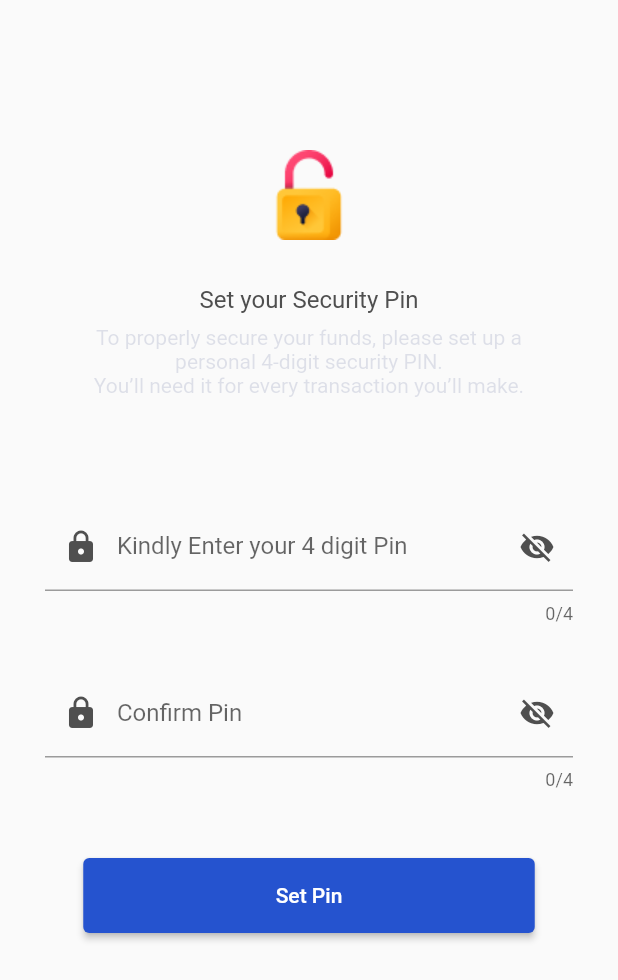
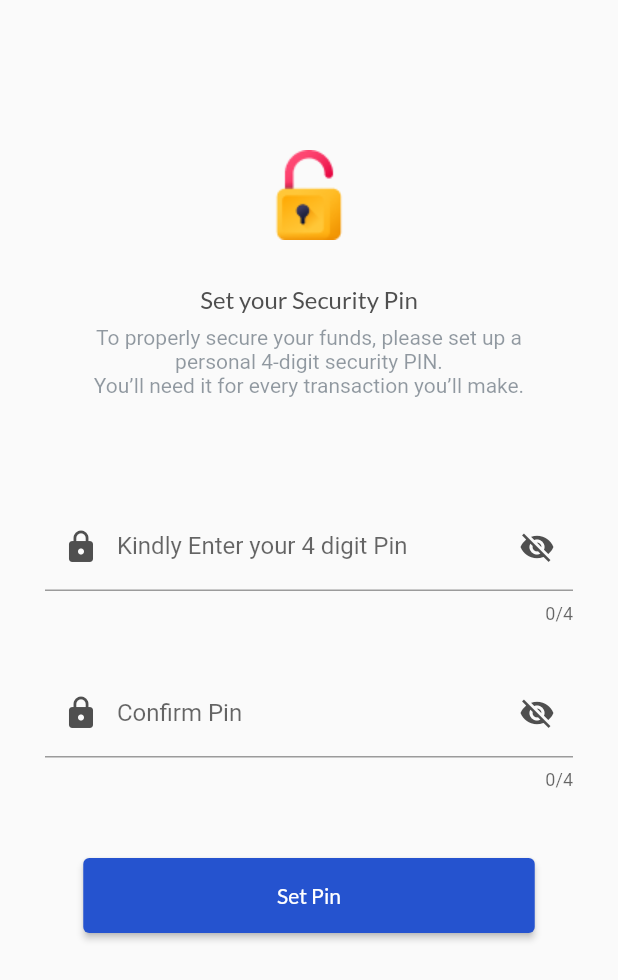
Before and after one commit to sobuur0/super_agent_with_flutter, a Flutter app: the screen it shows after launch, on a phone screen of 412 x 824 dp. Shown: the top 980 px of the screen. Run offline on Flutter 3.47's test engine with Material 2 defaults, Android fonts, the phone set to English and light mode, and no system bars; our stand-ins replace google_fonts.

Commit message:
complete UI of the Set Pin Page

```diff
--- a/lib/constants/app_styles.dart
+++ b/lib/constants/app_styles.dart
@@ -18,13 +18,29 @@ class AppStyles {
 
   static TextStyle _roboto(Color? color, double size, FontWeight fontWeight) {
     return GoogleFonts.roboto(
-        textStyle:
-            _textStyle(color: color, size: size, fontWeight: fontWeight));
+      textStyle: _textStyle(color: color, size: size, fontWeight: fontWeight),
+    );
   }
 
+  static TextStyle _lato(Color? color, double size, FontWeight fontWeight) {
+    return GoogleFonts.lato(
+      textStyle: _textStyle(color: color, size: size, fontWeight: fontWeight),
+    );
+  }
+
+  ///Returns a [TextStyle] that uses the default family roboto
+  ///With a default 'fontSize' of 14 and 'fontWeight' [FontWeight.w400]
   static TextStyle robotoRegular({
     required Color color,
     double size = 14,
   }) =>
       _roboto(color, size, FontWeight.w400);
+
+  ///Returns a [TextStyle] that uses the default family roboto
+  ///With a default 'fontSize' of 14 and 'fontWeight' [FontWeight.w400]
+  static TextStyle latoRegular({
+    required Color color,
+    double size = 16,
+  }) =>
+      _lato(color, size, FontWeight.w400);
 }
--- a/lib/presentation/pages/pin_set_page.dart
+++ b/lib/presentation/pages/pin_set_page.dart
@@ -32,10 +32,8 @@ class _SetPinPageState extends State<SetPinPage> {
             ),
             Text(
               'Set your Security Pin',
-              style: TextStyle(
+              style: AppStyles.latoRegular(
                 color: Color(0xFF4F4F4F),
-                fontSize: 16,
-                fontWeight: FontWeight.w400,
               ),
             ),
             SizedBox(
@@ -45,9 +43,7 @@ class _SetPinPageState extends State<SetPinPage> {
               'To properly secure your funds, please set up a \npersonal 4-digit security PIN. \nYou’ll need it for every transaction you’ll make.',
               textAlign: TextAlign.center,
               style: AppStyles.robotoRegular(
-                  color: Color(0xFF26374680),
-                  size: 14
-              ),
+                  color: Color.fromRGBO(38, 55, 70, 0.5), size: 14),
             ),
             SizedBox(
               height: 70,
--- a/lib/presentation/widgets/widget_action_button.dart
+++ b/lib/presentation/widgets/widget_action_button.dart
@@ -1,5 +1,6 @@
 import 'package:flutter/material.dart';
 import 'package:flutter/cupertino.dart';
+import 'package:super_agent_with_flutter/constants/app_styles.dart';
 
 class ActionButton extends StatelessWidget {
   final String buttonText;
@@ -19,8 +20,9 @@ class ActionButton extends StatelessWidget {
         onPressed: onTap,
         child: Text(
           buttonText,
-          style: TextStyle(
+          style: AppStyles.latoRegular(
             color: Colors.white,
+            size: 14,
           ),
         ),
         style: ElevatedButton.styleFrom(
--- a/pubspec.yaml
+++ b/pubspec.yaml
@@ -61,11 +61,7 @@ flutter:
   # in this "flutter" section. Each entry in this list should have a
   # "family" key with the font family name, and a "fonts" key with a
   # list giving the asset and other descriptors for the font. For
-  # example:
-#  fonts:
-#   - family: Allison
-#     fonts:
-#       - asset: google_fonts/Allison-Regular.ttf
+
 
   # For details regarding fonts from package dependencies,
   # see https://flutter.dev/custom-fonts/#from-packages
```
Also changed, not shown: google_fonts/Lato-Regular.ttf (added).
